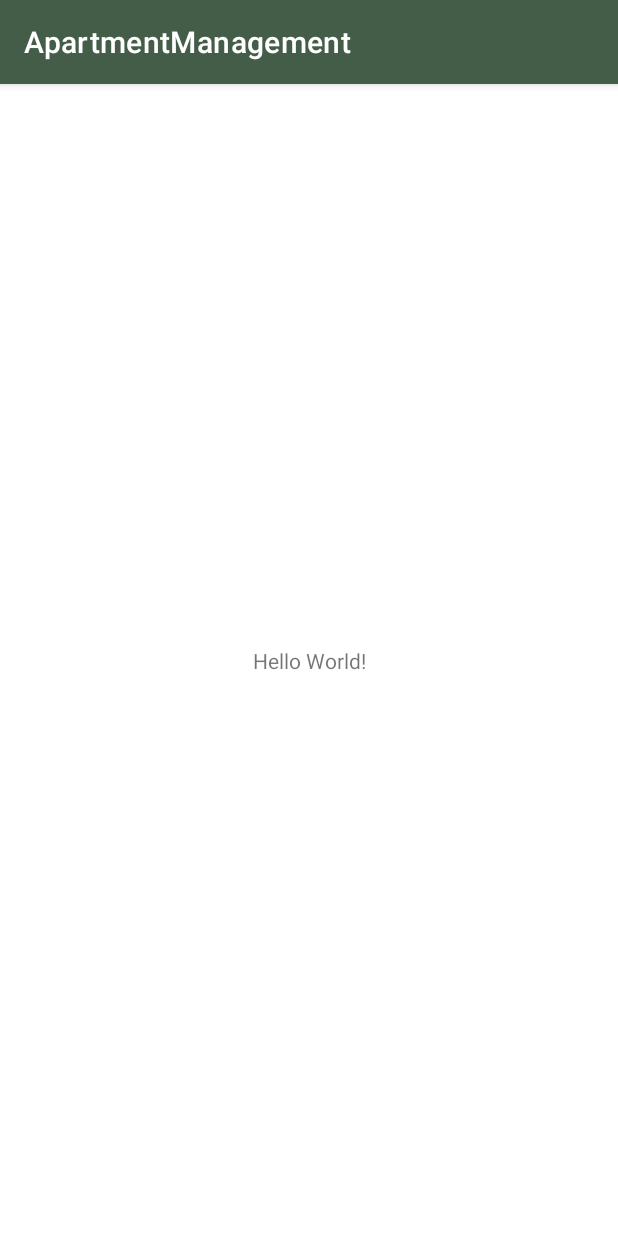
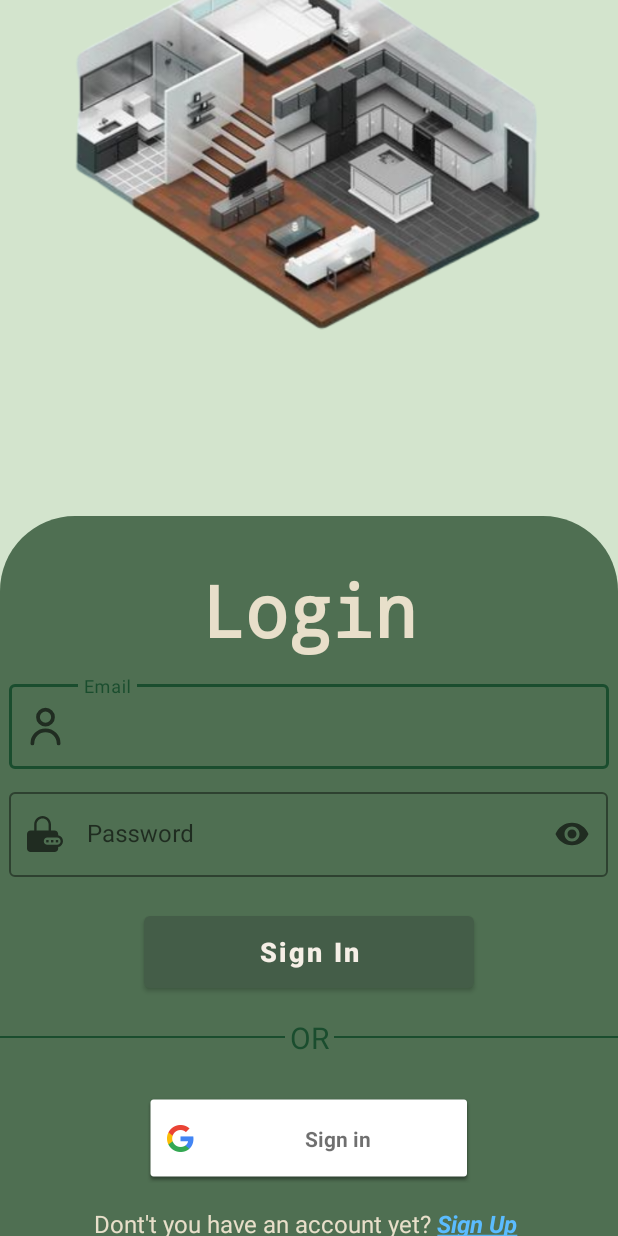
Before and after one commit to baobao0303/ApartmentManagement, an Android app: the screen it shows after launch (MainActivity before the commit, LoginActivity after it), on a phone screen of 412 x 824 dp. Run offline under Robolectric (Android 15) with nearby library versions, the phone set to English and light mode, and no system bars; 4 statements that could not run were skipped.

Commit message:
add login

```diff
--- a/app/build.gradle.kts
+++ b/app/build.gradle.kts
@@ -40,7 +40,13 @@ android {
 }
 
 dependencies {
+    implementation ("com.airbnb.android:lottie:4.2.2")
 
+    //fire + google service of using render button google
+    implementation("com.google.firebase:firebase-auth-ktx:22.3.1")
+    implementation("com.google.android.gms:play-services-auth:21.1.0")
+
+    // implementation basic
     implementation(libs.androidx.core.ktx)
     implementation(libs.androidx.appcompat)
     implementation(libs.material)
--- /dev/null
+++ b/app/src/main/java/com/luaga/apartmentmanagement/LoginActivity.kt
@@ -0,0 +1,16 @@
+package com.luaga.apartmentmanagement
+
+import android.os.Bundle
+import androidx.activity.enableEdgeToEdge
+import androidx.appcompat.app.AppCompatActivity
+import androidx.core.view.ViewCompat
+import androidx.core.view.WindowInsetsCompat
+
+class LoginActivity : AppCompatActivity() {
+    override fun onCreate(savedInstanceState: Bundle?) {
+        super.onCreate(savedInstanceState)
+        enableEdgeToEdge()
+        setContentView(R.layout.activity_login)
+
+    }
+}
--- a/app/src/main/java/com/luaga/apartmentmanagement/WelcomeActivity.kt
+++ b/app/src/main/java/com/luaga/apartmentmanagement/WelcomeActivity.kt
@@ -27,7 +27,7 @@ class WelcomeActivity : AppCompatActivity() {
 
         handler.postDelayed(object : Runnable {
             override fun run() {
-                val intent = Intent(this@WelcomeActivity, MainActivity::class.java)
+                val intent = Intent(this@WelcomeActivity, LoginActivity::class.java)
                 startActivity(intent)
                 finish()
             }
--- /dev/null
+++ b/app/src/main/res/drawable/baseline_lock_24.xml
@@ -0,0 +1,5 @@
+<vector xmlns:android="http://schemas.android.com/apk/res/android" android:height="24dp" android:tint="#000000" android:viewportHeight="24" android:viewportWidth="24" android:width="24dp">
+
+    <path android:fillColor="@android:color/white" android:pathData="M18,8h-1L17,6c0,-2.76 -2.24,-5 -5,-5S7,3.24 7,6v2L6,8c-1.1,0 -2,0.9 -2,2v10c0,1.1 0.9,2 2,2h12c1.1,0 2,-0.9 2,-2L20,10c0,-1.1 -0.9,-2 -2,-2zM12,17c-1.1,0 -2,-0.9 -2,-2s0.9,-2 2,-2 2,0.9 2,2 -0.9,2 -2,2zM15.1,8L8.9,8L8.9,6c0,-1.71 1.39,-3.1 3.1,-3.1 1.71,0 3.1,1.39 3.1,3.1v2z"/>
+
+</vector>
--- /dev/null
+++ b/app/src/main/res/drawable/login_shape.xml
@@ -0,0 +1,10 @@
+<?xml version="1.0" encoding="utf-8"?>
+<shape xmlns:android="http://schemas.android.com/apk/res/android">
+    <solid
+        android:color="@color/green_500"/>
+    <corners
+        android:topLeftRadius="50dp"
+        android:topRightRadius="50dp"
+        />
+
+</shape>
--- /dev/null
+++ b/app/src/main/res/drawable/password_input.xml
@@ -0,0 +1,11 @@
+<vector xmlns:android="http://schemas.android.com/apk/res/android" android:height="24dp" android:viewportHeight="15" android:viewportWidth="15" android:width="24dp">
+
+    <path android:fillColor="#000000" android:pathData="M11,11H10V10H11V11Z"/>
+
+    <path android:fillColor="#000000" android:pathData="M8,11H9V10H8V11Z"/>
+
+    <path android:fillColor="#000000" android:pathData="M13,11H12V10H13V11Z"/>
+
+    <path android:fillColor="#000000" android:fillType="evenOdd" android:pathData="M3,6V3.5C3,1.567 4.567,0 6.5,0C8.433,0 10,1.567 10,3.5V6H11.5C12.328,6 13,6.672 13,7.5V8.05C14.141,8.282 15,9.291 15,10.5C15,11.71 14.141,12.718 13,12.95V13.5C13,14.328 12.328,15 11.5,15H1.5C0.672,15 0,14.328 0,13.5V7.5C0,6.672 0.672,6 1.5,6H3ZM4,3.5C4,2.119 5.119,1 6.5,1C7.881,1 9,2.119 9,3.5V6H4V3.5ZM8.5,9C7.672,9 7,9.672 7,10.5C7,11.328 7.672,12 8.5,12H12.5C13.328,12 14,11.328 14,10.5C14,9.672 13.328,9 12.5,9H8.5Z"/>
+
+</vector>
--- /dev/null
+++ b/app/src/main/res/drawable/user_input.xml
@@ -0,0 +1,5 @@
+<vector xmlns:android="http://schemas.android.com/apk/res/android" android:height="30dp" android:viewportHeight="24" android:viewportWidth="24" android:width="30dp">
+
+    <path android:fillColor="#00000000" android:pathData="M5,21C5,17.134 8.134,14 12,14C15.866,14 19,17.134 19,21M16,7C16,9.209 14.209,11 12,11C9.791,11 8,9.209 8,7C8,4.791 9.791,3 12,3C14.209,3 16,4.791 16,7Z" android:strokeColor="#000000" android:strokeLineCap="round" android:strokeLineJoin="round" android:strokeWidth="2"/>
+
+</vector>
--- /dev/null
+++ b/app/src/main/res/layout/activity_login.xml
@@ -0,0 +1,171 @@
+<?xml version="1.0" encoding="utf-8"?>
+<androidx.constraintlayout.widget.ConstraintLayout xmlns:android="http://schemas.android.com/apk/res/android"
+    xmlns:app="http://schemas.android.com/apk/res-auto"
+    xmlns:tools="http://schemas.android.com/tools"
+    android:id="@+id/main"
+    android:layout_width="match_parent"
+    android:layout_height="match_parent"
+    android:background="@color/green_300"
+    tools:context=".LoginActivity">
+
+    <LinearLayout
+        android:id="@+id/imagesView2"
+        android:layout_width="match_parent"
+        android:layout_height="match_parent"
+        android:layout_marginTop="344dp"
+        android:background="@drawable/login_shape"
+        android:orientation="vertical"
+        android:paddingTop="30dp"
+        app:layout_constraintEnd_toEndOf="parent"
+        app:layout_constraintHorizontal_bias="1.0"
+        app:layout_constraintStart_toEndOf="parent"
+        app:layout_constraintTop_toTopOf="parent">
+
+
+        <TextView
+            android:id="@+id/textView2"
+            android:layout_width="match_parent"
+            android:layout_height="wrap_content"
+            android:fontFamily="monospace"
+            android:gravity="center"
+            android:text="Login"
+            android:textAllCaps="false"
+            android:textColor="@color/beige_700"
+            android:textSize="48sp"
+            android:textStyle="bold" />
+
+        <LinearLayout
+            android:layout_width="match_parent"
+            android:layout_height="match_parent"
+            android:layout_marginTop="12dp"
+            android:gravity="center_horizontal"
+            android:orientation="vertical">
+
+            <com.google.android.material.textfield.TextInputLayout
+                style="@style/Widget.MaterialComponents.TextInputLayout.OutlinedBox"
+                android:layout_width="400dp"
+                android:layout_height="wrap_content"
+                app:boxStrokeColor="@color/green_700"
+                app:hintTextColor="@color/green_700"
+                app:startIconDrawable="@drawable/user_input">
+
+                <com.google.android.material.textfield.TextInputEditText
+                    android:layout_width="match_parent"
+                    android:layout_height="wrap_content"
+                    android:hint="Email"
+                    android:inputType="textEmailAddress"
+                    android:paddingStart="50dp"
+                    android:textColor="@color/beige_700"
+                    android:textColorHint="@color/beige_700"
+                    android:textCursorDrawable="@null" />
+
+            </com.google.android.material.textfield.TextInputLayout>
+
+            <com.google.android.material.textfield.TextInputLayout
+                style="@style/Widget.MaterialComponents.TextInputLayout.OutlinedBox"
+                android:layout_width="399dp"
+                android:layout_height="wrap_content"
+                android:layout_marginTop="10dp"
+                app:boxStrokeColor="@color/green_700"
+                app:endIconMode="password_toggle"
+                app:hintTextColor="@color/beige_700"
+                app:startIconDrawable="@drawable/password_input">
+
+                <com.google.android.material.textfield.TextInputEditText
+                    android:layout_width="match_parent"
+                    android:layout_height="wrap_content"
+                    android:hint="Password"
+                    android:inputType="textPassword"
+                    android:paddingStart="50dp"
+                    android:textAllCaps="false"
+                    android:textColor="@color/beige_700"
+                    android:textColorHint="@color/beige_700"
+                    android:textCursorDrawable="@null" />
+
+            </com.google.android.material.textfield.TextInputLayout>
+
+
+
+            <Button
+                android:id="@+id/button"
+                android:layout_width="220dp"
+                android:layout_height="60dp"
+                android:layout_marginTop="20dp"
+                android:text="Sign In"
+                android:textAllCaps="false"
+                android:textColor="@color/beige_500"
+                android:textSize="18sp"
+                android:textStyle="bold" />
+
+            <LinearLayout
+                android:layout_width="match_parent"
+                android:layout_height="wrap_content"
+                android:layout_marginTop="10dp"
+                android:gravity="center_vertical"
+                android:orientation="horizontal">
+
+                <View
+                    android:layout_width="wrap_content"
+                    android:layout_height="1dp"
+                    android:layout_weight="1"
+                    android:background="@color/green_700" />
+
+                <TextView
+                    android:layout_width="wrap_content"
+                    android:layout_height="wrap_content"
+                    android:layout_margin="3dp"
+                    android:text="OR"
+                    android:textColor="@color/green_700"
+                    android:textSize="20sp" />
+
+                <View
+                    android:layout_width="wrap_content"
+                    android:layout_height="1dp"
+                    android:layout_weight="1"
+                    android:background="@color/green_700" />
+            </LinearLayout>
+
+            <com.google.android.gms.common.SignInButton
+                android:layout_width="220dp"
+                android:layout_height="60dp"
+                android:layout_marginTop="20dp" />
+
+            <TextView
+                android:id="@+id/textView3"
+                android:layout_width="wrap_content"
+                android:layout_height="wrap_content"
+                android:layout_marginTop="16dp"
+                android:text="@string/account"
+                android:textColor="@color/beige_700"
+                android:textSize="16sp" />
+
+            <TextView
+                android:id="@+id/textView4"
+                android:layout_width="wrap_content"
+                android:layout_height="wrap_content"
+                android:layout_marginTop="8dp"
+                android:text="@string/forget_password"
+                android:textColor="@color/green_700"
+                android:textSize="14sp"
+                android:textStyle="bold" />
+        </LinearLayout>
+
+    </LinearLayout>
+
+    <ImageView
+        android:id="@+id/imageView3"
+        android:layout_width="542dp"
+        android:layout_height="482dp"
+        android:layout_marginBottom="500dp"
+        android:backgroundTint="@color/green_500"
+        android:contentDescription="images_login"
+        android:scaleType="fitCenter"
+        app:layout_constraintBottom_toBottomOf="parent"
+        app:layout_constraintEnd_toEndOf="parent"
+        app:layout_constraintHorizontal_bias="0.503"
+        app:layout_constraintStart_toStartOf="parent"
+        app:layout_constraintTop_toTopOf="parent"
+        app:layout_constraintVertical_bias="1.0"
+        app:srcCompat="@drawable/login_images" />
+
+</androidx.constraintlayout.widget.ConstraintLayout>
--- a/app/src/main/res/layout/activity_welcome.xml
+++ b/app/src/main/res/layout/activity_welcome.xml
@@ -20,7 +20,7 @@
         android:id="@+id/textViewSplash"
         android:layout_width="wrap_content"
         android:layout_height="wrap_content"
-        android:layout_marginBottom="300dp"
+        android:layout_marginBottom="190dp"
         android:fontFamily="cursive"
         android:text="Welcome"
         android:textAlignment="center"
@@ -30,8 +30,9 @@
         android:textStyle="bold"
         app:layout_constraintBottom_toBottomOf="parent"
         app:layout_constraintEnd_toEndOf="parent"
-        app:layout_constraintHorizontal_bias="0.497"
+        app:layout_constraintHorizontal_bias="0.495"
         app:layout_constraintStart_toStartOf="parent"
-        app:layout_constraintTop_toTopOf="@+id/imageView" />
+        app:layout_constraintTop_toTopOf="@+id/imageView"
+        app:layout_constraintVertical_bias="0.338" />
 
 </androidx.constraintlayout.widget.ConstraintLayout>
--- a/app/src/main/res/values/colors.xml
+++ b/app/src/main/res/values/colors.xml
@@ -3,11 +3,15 @@
     <color name="black">#FF000000</color>
     <color name="white">#FFFFFFFF</color>
 
+    <color name="gray_login">#f8f9fa</color>
 
     <color name="heading_color">#FF001524</color>
 
+    <color name="green_900">#12372A</color>
     <color name="green_700">#FF1A4D2E</color>
     <color name="green_500">#FF4F6F52</color>
+    <color name="green_300">#D3E4CD</color>
+
 
     <color name="beige_700">#FFE8DFCA</color>
     <color name="beige_500">#FFF5EFE6</color>
--- a/app/src/main/res/values/strings.xml
+++ b/app/src/main/res/values/strings.xml
@@ -1,3 +1,5 @@
 <resources>
     <string name="app_name">ApartmentManagement</string>
+    <string name="account">Dont\'t you have an account yet? <font color="#5BBCFF"><b><u><i>Sign Up</i></u></b></font> </string>
+    <string name="forget_password"><u>I forget my password</u></string>
 </resources>
```
Also changed, not shown: app/src/main/AndroidManifest.xml (+7 -4 lines), app/src/main/res/drawable/login_image.jpeg (added), app/src/main/res/drawable/login_images.png (added).
